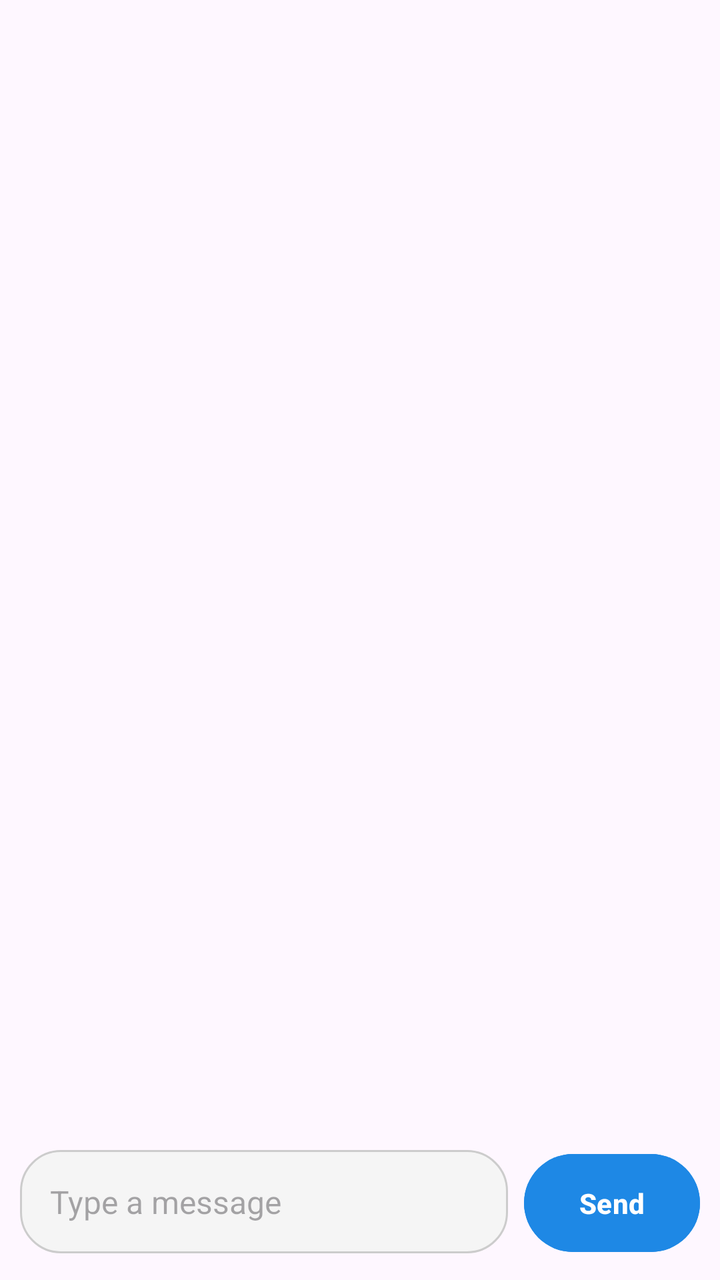
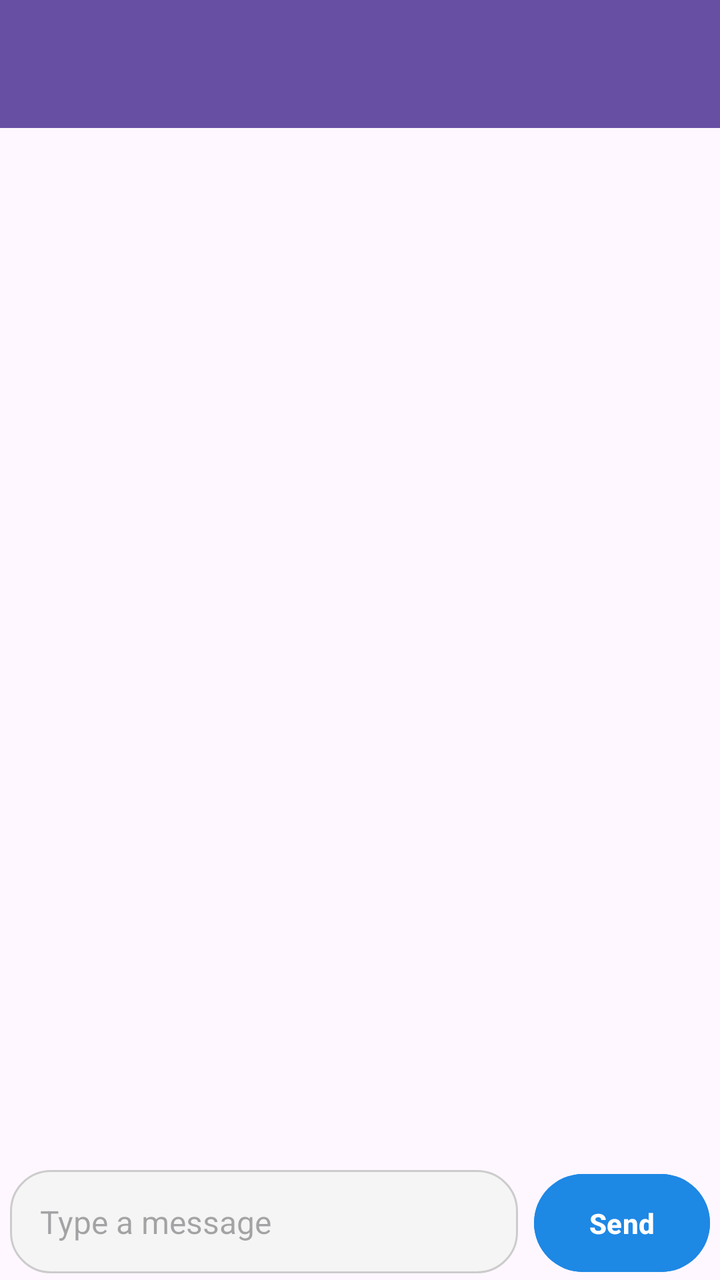

Before-and-after screenshots of an Android layout around one commit, followed by the original layout XML and the change that was made.
<!-- AndroidManifest.xml: application theme Theme.Mychat -->
<!-- res/layout/activity_chat.xml -->
<?xml version="1.0" encoding="utf-8"?>
<LinearLayout
    xmlns:android="http://schemas.android.com/apk/res/android"
    android:layout_width="match_parent"
    android:layout_height="match_parent"
    android:orientation="vertical"
    android:fitsSystemWindows="true"
    android:padding="10dp">

    
    <androidx.recyclerview.widget.RecyclerView
        android:id="@+id/recyclerView"
        android:layout_width="match_parent"
        android:layout_height="0dp"
        android:layout_weight="1"
        android:scrollbars="vertical" />

    
    <LinearLayout
        android:layout_width="match_parent"
        android:layout_height="wrap_content"
        android:orientation="horizontal"
        android:paddingTop="8dp">

        <EditText
            android:id="@+id/messageInput"
            android:layout_width="0dp"
            android:layout_height="wrap_content"
            android:layout_weight="1"
            android:hint="Type a message"
            android:padding="15dp"
            android:background="@drawable/bg_input_box"
            android:textColor="#000000"
            android:textSize="16sp" />

        <Button
            android:id="@+id/sendButton"
            android:layout_width="wrap_content"
            android:layout_height="wrap_content"
            android:text="Send"
            android:textStyle="bold"
            android:padding="15dp"
            android:backgroundTint="#1E88E5"
            android:textColor="#ffffff"
            android:layout_marginStart="8dp"/>
    </LinearLayout>
</LinearLayout>
<!-- resources referenced by this layout -->
<resources>
  <!-- drawable bg_input_box (drawable) -->
  <?xml version="1.0" encoding="utf-8"?>
  <shape xmlns:android="http://schemas.android.com/apk/res/android"
      android:shape="rectangle">
      <solid android:color="#F5F5F5" />
      <stroke android:width="1dp" android:color="#CCCCCC"/>
      <corners android:radius="20dp"/>
  </shape>
  <style name="Theme.Mychat" parent="Base.Theme.Mychat" />
  <style name="Base.Theme.Mychat" parent="Theme.Material3.DayNight.NoActionBar">
          
          
      </style>
</resources>

<!-- the commit's change to res/layout/activity_chat.xml (unified diff, before → after) -->
@@ -5,7 +5,16 @@
     android:layout_height="match_parent"
     android:orientation="vertical"
     android:fitsSystemWindows="true"
-    android:padding="10dp">
+    android:padding="0dp">
+    <androidx.appcompat.widget.Toolbar
+        android:id="@+id/chatToolbar"
+        android:layout_width="match_parent"
+        android:layout_height="?attr/actionBarSize"
+        android:background="?attr/colorPrimary"
+        android:theme="@style/ThemeOverlay.AppCompat.Dark.ActionBar"
+        android:elevation="4dp"
+        android:popupTheme="@style/ThemeOverlay.AppCompat.Light" />
+
 
     
     <androidx.recyclerview.widget.RecyclerView
@@ -13,13 +22,16 @@
         android:layout_width="match_parent"
         android:layout_height="0dp"
         android:layout_weight="1"
+        android:padding="10dp"
         android:scrollbars="vertical" />
 
-    
+
     <LinearLayout
         android:layout_width="match_parent"
         android:layout_height="wrap_content"
         android:orientation="horizontal"
+        android:paddingRight="5dp"
+        android:paddingLeft="5dp"
         android:paddingTop="8dp">
 
         <EditText
